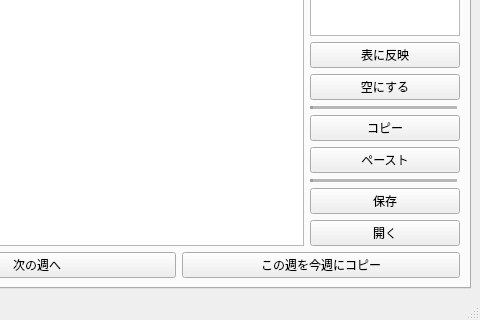
This is mainwindow.ui in ROMEKANA/TimeTable as Qt 5 draws it before an edit; both pictures show x 690 to 1170 and y 549 to 869 of the 1170 by 869 pixel window. The edited form follows.
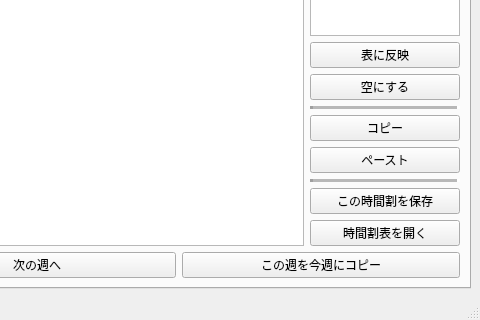
This is the edited form.

Commit message: UIのボタンテキストを変更し、スケジュールの読み込み機能を改善

Patch:
```diff
--- a/mainwindow.ui
+++ b/mainwindow.ui
@@ -248,14 +248,14 @@
             <item>
              <widget class="QPushButton" name="saveScheduleButton">
               <property name="text">
-               <string>保存</string>
+               <string>この時間割を保存</string>
               </property>
              </widget>
             </item>
             <item>
              <widget class="QPushButton" name="loadScheduleButton">
               <property name="text">
-               <string>開く</string>
+               <string>時間割表を開く</string>
               </property>
              </widget>
             </item>
```
Left out of the diff: 2 changed lines with no effect on the pictures. The commit also changes 3 other files.
